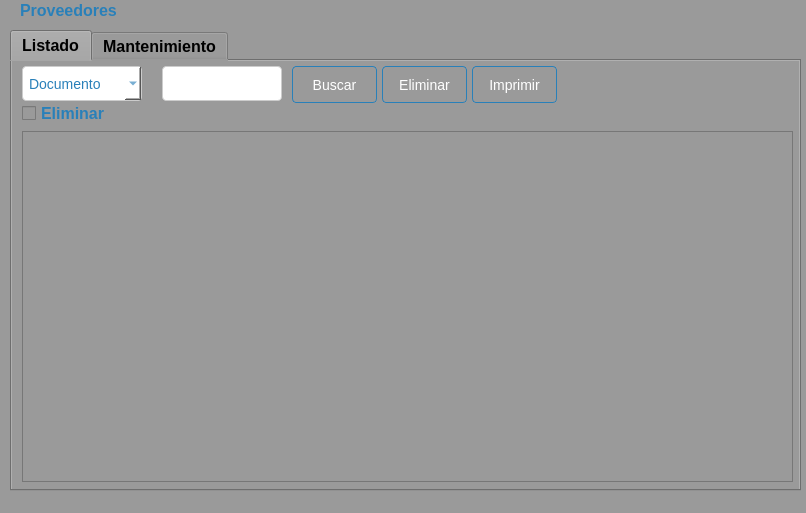
CodeDrTech/DevelopPython, file Sistema de ventas/ui/FrmProveedor.ui: the form before one commit.
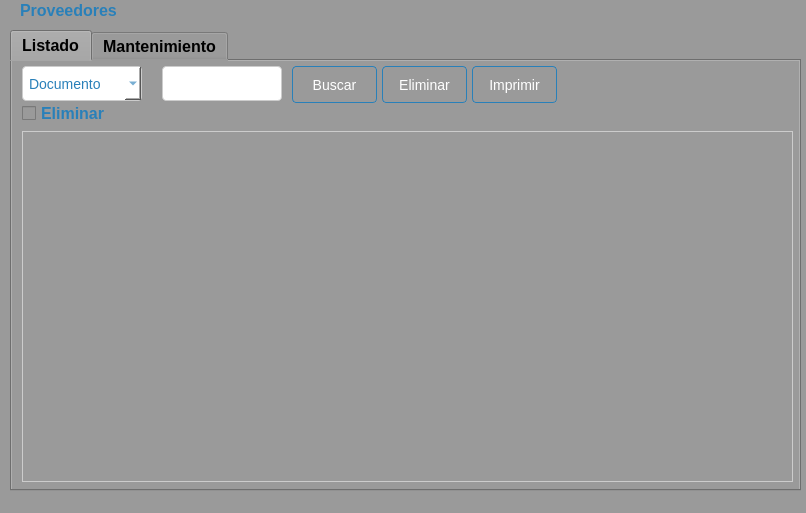
The form after the commit.

The edit to the form file:
```diff
--- a/Sistema de ventas/ui/FrmProveedor.ui
+++ b/Sistema de ventas/ui/FrmProveedor.ui
@@ -304,6 +304,53 @@
         <height>351</height>
        </rect>
       </property>
+      <property name="styleSheet">
+       <string notr="true">QTableView {
+    background-color: #9a9a9a;
+    border: 1px solid #cccccc;
+    selection-background-color: #3498db;
+    selection-color: #ffffff;
+}
+
+QTableView QHeaderView {
+    background-color: #d3d3d3;
+    color: #333333;
+    border: none;
+}
+
+QTableView QHeaderView::section {
+    background-color: #bbbbbb;
+    color: #333333;
+    padding: 6px;
+    border: 1px solid #cccccc;
+}
+
+QTableView QHeaderView::section:checked {
+    background-color: #3498db;
+    color: #ffffff;
+}
+
+QTableView::item {
+    padding: 6px;
+}
+
+QTableView::item:selected {
+    background-color: #3498db;
+    color: #ffffff;
+}
+
+QTableView::item:focus {
+    background-color: #3498db;
+    color: #ffffff;
+    outline: none;
+}
+
+QTableView::item:hover {
+    background-color: #d3d3d3;
+    color: #333333;
+}
+</string>
+      </property>
      </widget>
      <widget class="QComboBox" name="comboBox">
       <property name="geometry">
```
